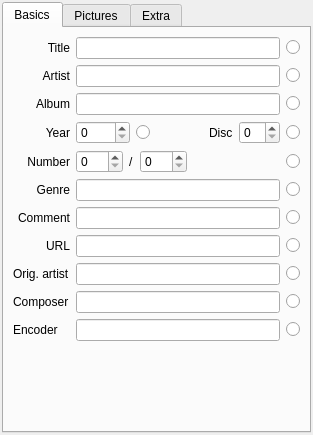
Qt form src/ui/EditorWidget.ui (sjuvonen/coquillo) before a commit.
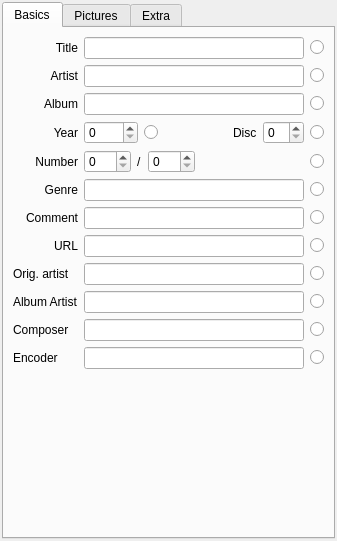
The same form after that commit.

Commit message: Add support for Album Artist (TPE2) field in ID3V2 tags

Diff of the .ui file:
```diff
--- a/src/ui/EditorWidget.ui
+++ b/src/ui/EditorWidget.ui
@@ -6,8 +6,8 @@
    <rect>
     <x>0</x>
     <y>0</y>
-    <width>313</width>
-    <height>435</height>
+    <width>337</width>
+    <height>541</height>
    </rect>
   </property>
   <property name="acceptDrops">
@@ -188,6 +188,19 @@
          </item>
         </layout>
        </item>
+       <item row="10" column="2">
+        <widget class="QRadioButton" name="applyComposer">
+         <property name="toolTip">
+          <string>Apply value to all selected items</string>
+         </property>
+         <property name="text">
+          <string/>
+         </property>
+         <property name="checkable">
+          <bool>false</bool>
+         </property>
+        </widget>
+       </item>
        <item row="4" column="1">
         <layout class="QHBoxLayout" name="horizontalLayout_2">
          <item>
@@ -242,7 +255,7 @@
        <item row="5" column="1">
         <widget class="QLineEdit" name="genre"/>
        </item>
-       <item row="11" column="1">
+       <item row="12" column="1">
         <spacer name="verticalSpacer">
          <property name="orientation">
           <enum>Qt::Vertical</enum>
@@ -333,10 +346,10 @@
          </property>
         </widget>
        </item>
-       <item row="9" column="1">
-        <widget class="QLineEdit" name="composer"/>
-       </item>
        <item row="10" column="1">
+        <widget class="QLineEdit" name="composer"/>
+       </item>
+       <item row="11" column="1">
         <widget class="QLineEdit" name="encoder"/>
        </item>
        <item row="8" column="0">
@@ -346,14 +359,14 @@
          </property>
         </widget>
        </item>
-       <item row="9" column="0">
+       <item row="10" column="0">
         <widget class="QLabel" name="labelComposer">
          <property name="text">
           <string>Composer</string>
          </property>
         </widget>
        </item>
-       <item row="10" column="0">
+       <item row="11" column="0">
         <widget class="QLabel" name="labelEncoder">
          <property name="text">
           <string>Encoder</string>
@@ -373,20 +386,7 @@
          </property>
         </widget>
        </item>
-       <item row="9" column="2">
-        <widget class="QRadioButton" name="applyComposer">
-         <property name="toolTip">
-          <string>Apply value to all selected items</string>
-         </property>
-         <property name="text">
-          <string/>
-         </property>
-         <property name="checkable">
-          <bool>false</bool>
-         </property>
-        </widget>
-       </item>
-       <item row="10" column="2">
+       <item row="11" column="2">
         <widget class="QRadioButton" name="applyEncoder">
          <property name="toolTip">
           <string>Apply value to all selected items</string>
@@ -412,6 +412,26 @@
          </property>
         </widget>
        </item>
+       <item row="9" column="1">
+        <widget class="QLineEdit" name="albumArtist"/>
+       </item>
+       <item row="9" column="0">
+        <widget class="QLabel" name="labelAlbumArtist">
+         <property name="text">
+          <string>Album Artist</string>
+         </property>
+        </widget>
+       </item>
+       <item row="9" column="2">
+        <widget class="QRadioButton" name="applyAlbumArtist">
+         <property name="text">
+          <string/>
+         </property>
+         <property name="checkable">
+          <bool>false</bool>
+         </property>
+        </widget>
+       </item>
       </layout>
      </widget>
      <widget class="QWidget" name="pictures">
```
The commit also changes 5 other files.
